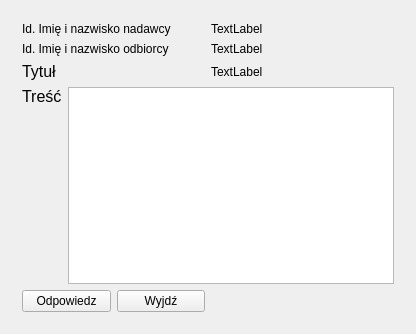
First picture: the form in project_managment/project_managment/wiadomosci_okno.ui, repository Sleyn2/IO_projectmanagement, before the edit.
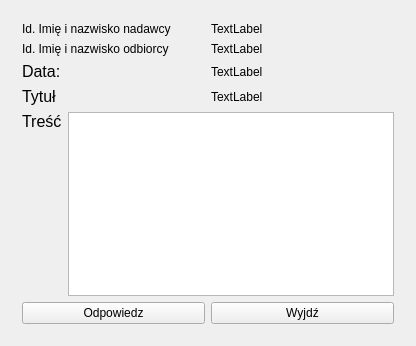
Second picture: the form after the edit.

What changed in the file:
```diff
--- a/project_managment/project_managment/wiadomosci_okno.ui
+++ b/project_managment/project_managment/wiadomosci_okno.ui
@@ -7,7 +7,7 @@
     <x>0</x>
     <y>0</y>
     <width>416</width>
-    <height>334</height>
+    <height>346</height>
    </rect>
   </property>
   <property name="windowTitle">
@@ -140,6 +140,29 @@
         </widget>
        </item>
        <item row="2" column="0">
+        <widget class="QLabel" name="label_10">
+         <property name="font">
+          <font>
+           <family>MS Shell Dlg 2</family>
+           <pointsize>12</pointsize>
+           <weight>50</weight>
+           <italic>false</italic>
+           <bold>false</bold>
+          </font>
+         </property>
+         <property name="text">
+          <string>Data:</string>
+         </property>
+        </widget>
+       </item>
+       <item row="2" column="1">
+        <widget class="QLabel" name="date_label">
+         <property name="text">
+          <string>TextLabel</string>
+         </property>
+        </widget>
+       </item>
+       <item row="3" column="0">
         <widget class="QLabel" name="label_7">
          <property name="font">
           <font>
@@ -155,14 +178,14 @@
          </property>
         </widget>
        </item>
-       <item row="2" column="1">
+       <item row="3" column="1">
         <widget class="QLabel" name="topic_label">
          <property name="text">
           <string>TextLabel</string>
          </property>
         </widget>
        </item>
-       <item row="3" column="0" colspan="2">
+       <item row="4" column="0" colspan="2">
         <layout class="QGridLayout" name="gridLayout_5">
          <item row="0" column="0">
           <widget class="QLabel" name="label_8">
@@ -198,7 +221,7 @@
          </item>
         </layout>
        </item>
-       <item row="4" column="0">
+       <item row="5" column="0" colspan="2">
         <layout class="QHBoxLayout" name="horizontalLayout_2">
          <item>
           <widget class="QPushButton" name="pushButton_answer">
```
